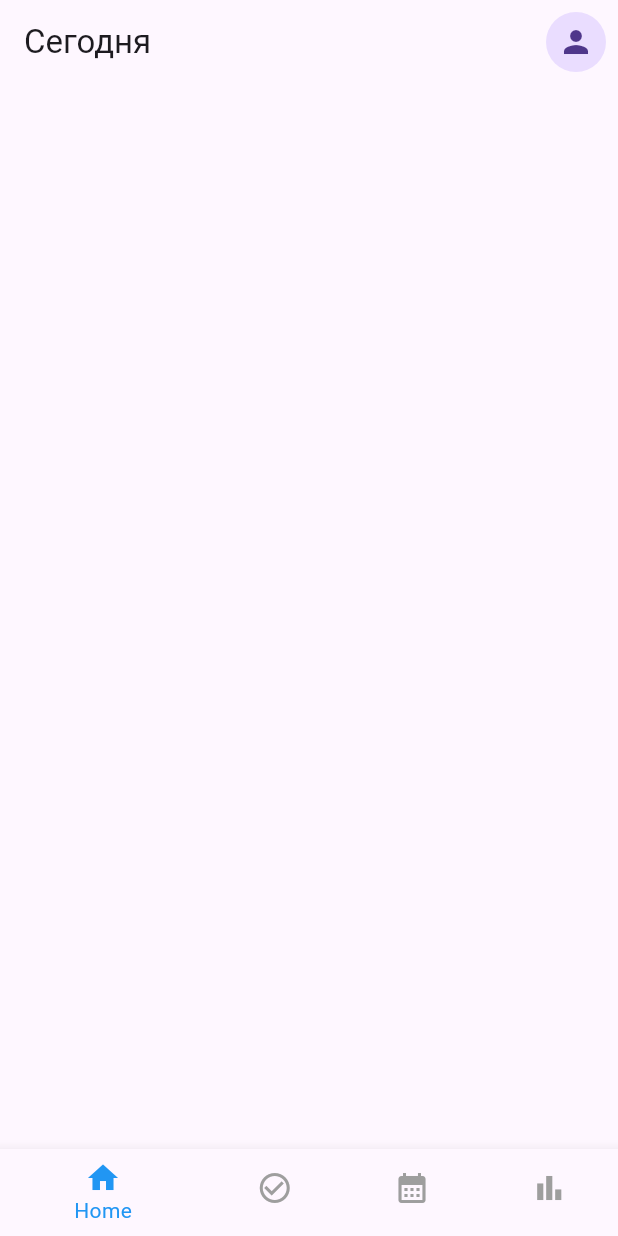
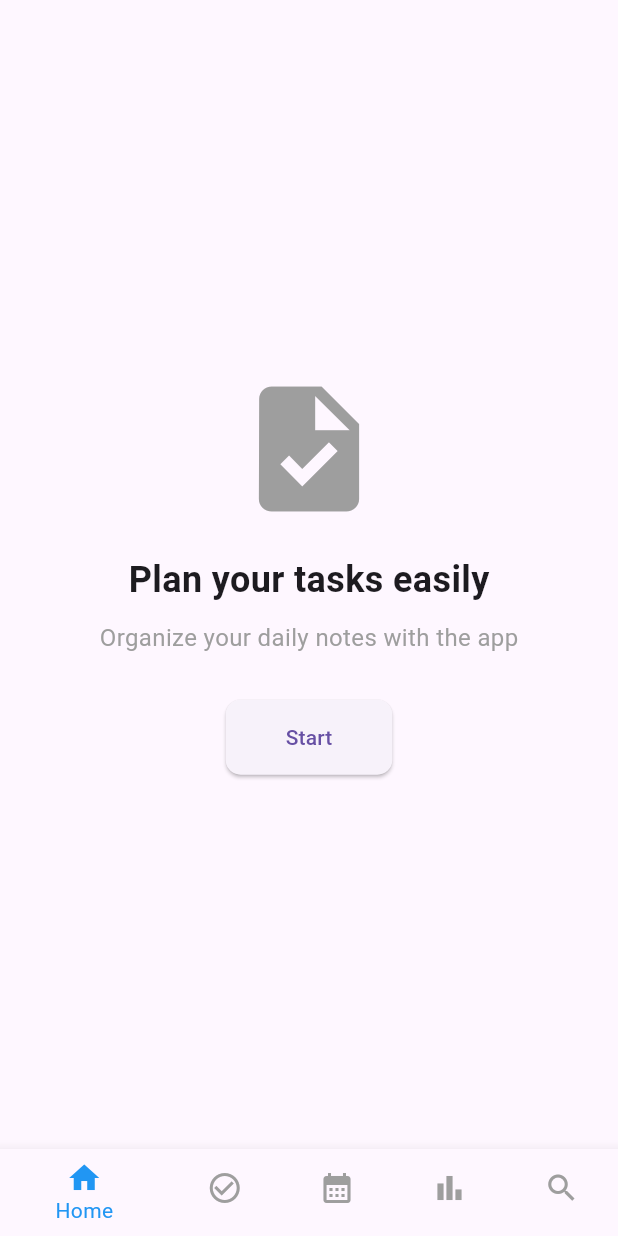
Before and after one commit to starArsonist/mobile-app, a Flutter app: the screen it shows after launch, on a phone screen of 412 x 824 dp. Run offline on Flutter 3.47's test engine with Material 3 defaults, Android fonts, the phone set to English and light mode, and no system bars; our stand-ins replace table_calendar.

Commit message:
udated mainpage and search tasks

```diff
--- a/lib/main.dart
+++ b/lib/main.dart
@@ -4,6 +4,7 @@ import 'screens/home_screen.dart';
 import 'screens/tasks_screen.dart';
 import 'screens/calendar_screen.dart';
 import 'screens/statistics_screen.dart';
+import 'screens/search_screen.dart';
 
 void main() {
   runApp(MyApp());
@@ -55,7 +56,11 @@ class _MainPageState extends State<MainPage> {
   @override
   Widget build(BuildContext context) {
     final List<Widget> _screens = [
-      HomeScreen(tasks: _tasks),
+      HomeScreen(onStart: () {
+        setState(() {
+          _currentIndex = 1; // Переход на экран Tasks
+        });
+      }),
       TasksScreen(
         tasks: _tasks,
         onAddTask: _addNewTask,
@@ -64,6 +69,7 @@ class _MainPageState extends State<MainPage> {
       ),
       CalendarScreen(tasks: _tasks),
       StatisticsScreen(tasks: _tasks),
+      SearchScreen(tasks: _tasks),
     ];
 
     return Scaffold(
@@ -82,6 +88,7 @@ class _MainPageState extends State<MainPage> {
           BottomNavigationBarItem(icon: Icon(Icons.check_circle_outline), label: 'Tasks'),
           BottomNavigationBarItem(icon: Icon(Icons.calendar_month), label: 'Calendar'),
           BottomNavigationBarItem(icon: Icon(Icons.bar_chart), label: 'Stats'),
+          BottomNavigationBarItem(icon: Icon(Icons.search), label: 'Search'),
         ],
       ),
     );
--- a/lib/screens/home_screen.dart
+++ b/lib/screens/home_screen.dart
@@ -1,44 +1,41 @@
 import 'package:flutter/material.dart';
-import '../models/task.dart';
-import 'profile_screen.dart';
 
 class HomeScreen extends StatelessWidget {
-  final List<Task> tasks;
+  final VoidCallback onStart;
 
-  const HomeScreen({super.key, required this.tasks});
+  const HomeScreen({super.key, required this.onStart});
 
   @override
   Widget build(BuildContext context) {
-    final upcomingTasks =
-        tasks.where((t) => t.deadline.isAfter(DateTime.now())).toList();
-
     return Scaffold(
-      appBar: AppBar(
-        title: Text("Сегодня"),
-        actions: [
-          IconButton(
-            icon: CircleAvatar(child: Icon(Icons.person)),
-            onPressed: () {
-              Navigator.push(
-                context,
-                MaterialPageRoute(builder: (_) => ProfileScreen()),
-              );
-            },
-          ),
-        ],
-      ),
-      body: ListView.builder(
-        itemCount: upcomingTasks.length,
-        itemBuilder: (context, index) {
-          final task = upcomingTasks[index];
-          return ListTile(
-            title: Text(task.title),
-            subtitle: Text(
-              "До: ${task.deadline.toLocal().toString().split(' ')[0]}",
+      body: Center(
+        child: Column(
+          mainAxisAlignment: MainAxisAlignment.center,
+          children: [
+            Icon(Icons.task, size: 100, color: Colors.grey),
+            SizedBox(height: 20),
+            Text(
+              'Plan your tasks easily',
+              style: TextStyle(fontSize: 24, fontWeight: FontWeight.bold),
             ),
-            trailing: Icon(Icons.arrow_forward_ios),
-          );
-        },
+            SizedBox(height: 10),
+            Text(
+              'Organize your daily notes with the app',
+              style: TextStyle(fontSize: 16, color: Colors.grey),
+            ),
+            SizedBox(height: 30),
+            ElevatedButton(
+              onPressed: onStart,
+              child: Text('Start'),
+              style: ElevatedButton.styleFrom(
+                padding: EdgeInsets.symmetric(horizontal: 40, vertical: 15),
+                shape: RoundedRectangleBorder(
+                  borderRadius: BorderRadius.circular(10),
+                ),
+              ),
+            ),
+          ],
+        ),
       ),
     );
   }
```
Also changed, not shown: lib/screens/search_screen.dart (added, +65 -0 lines).
